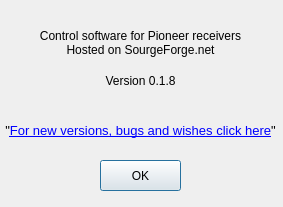
Before: the Qt Designer form aboutdialog.ui in AceOfSnakes/AvrPioRemote, drawn with Qt 5.
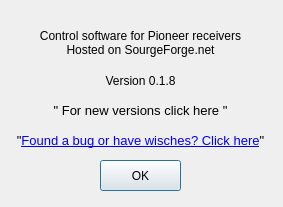
After: the same form once the commit is applied.

The edit to the form file:
```diff
--- a/aboutdialog.ui
+++ b/aboutdialog.ui
@@ -68,7 +68,7 @@
    <property name="geometry">
     <rect>
      <x>0</x>
-     <y>120</y>
+     <y>100</y>
      <width>281</width>
      <height>21</height>
     </rect>
@@ -79,7 +79,7 @@
     </font>
    </property>
    <property name="text">
-    <string>&quot;&lt;a href=&quot;http://www.hifi-forum.de/index.php?action=browseT&amp;forum_id=273&amp;thread=2280&quot;&gt;For new versions, bugs and wishes click here&lt;/a&gt;&quot;</string>
+    <string>&lt;html&gt;&lt;head/&gt;&lt;body&gt;&lt;p&gt;&amp;quot;&lt;a href=&quot;https://sourceforge.net/projects/avrpioremote/?source=navbar&quot;&gt;&lt;span style=&quot; text-decoration: underline; color:#0000ff;&quot;&gt;For new versions click here&lt;/span&gt;&lt;/a&gt;&amp;quot;&lt;/p&gt;&lt;/body&gt;&lt;/html&gt;</string>
    </property>
    <property name="textFormat">
     <enum>Qt::RichText</enum>
@@ -107,6 +107,36 @@
     <string>OK</string>
    </property>
   </widget>
+  <widget class="QLabel" name="label_5">
+   <property name="geometry">
+    <rect>
+     <x>0</x>
+     <y>130</y>
+     <width>281</width>
+     <height>21</height>
+    </rect>
+   </property>
+   <property name="font">
+    <font>
+     <pointsize>10</pointsize>
+    </font>
+   </property>
+   <property name="text">
+    <string>&lt;html&gt;&lt;head/&gt;&lt;body&gt;&lt;p&gt;&amp;quot;&lt;a href=&quot;http://www.hifi-forum.de/index.php?action=browseT&amp;amp;forum_id=273&amp;amp;thread=2280&quot;&gt;&lt;span style=&quot; text-decoration: underline; color:#0000ff;&quot;&gt;Found a bug or have wisches? Click here&lt;/span&gt;&lt;/a&gt;&amp;quot;&lt;/p&gt;&lt;/body&gt;&lt;/html&gt;</string>
+   </property>
+   <property name="textFormat">
+    <enum>Qt::RichText</enum>
+   </property>
+   <property name="alignment">
+    <set>Qt::AlignCenter</set>
+   </property>
+   <property name="openExternalLinks">
+    <bool>true</bool>
+   </property>
+   <property name="textInteractionFlags">
+    <set>Qt::TextBrowserInteraction</set>
+   </property>
+  </widget>
  </widget>
  <resources/>
  <connections/>
```
